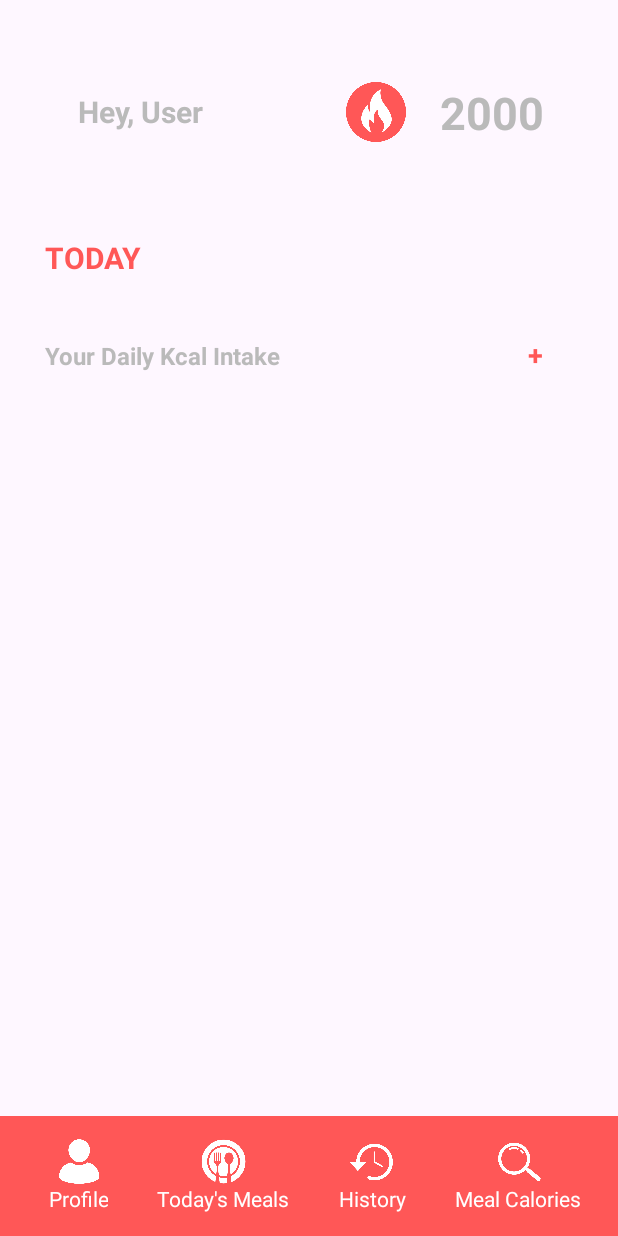
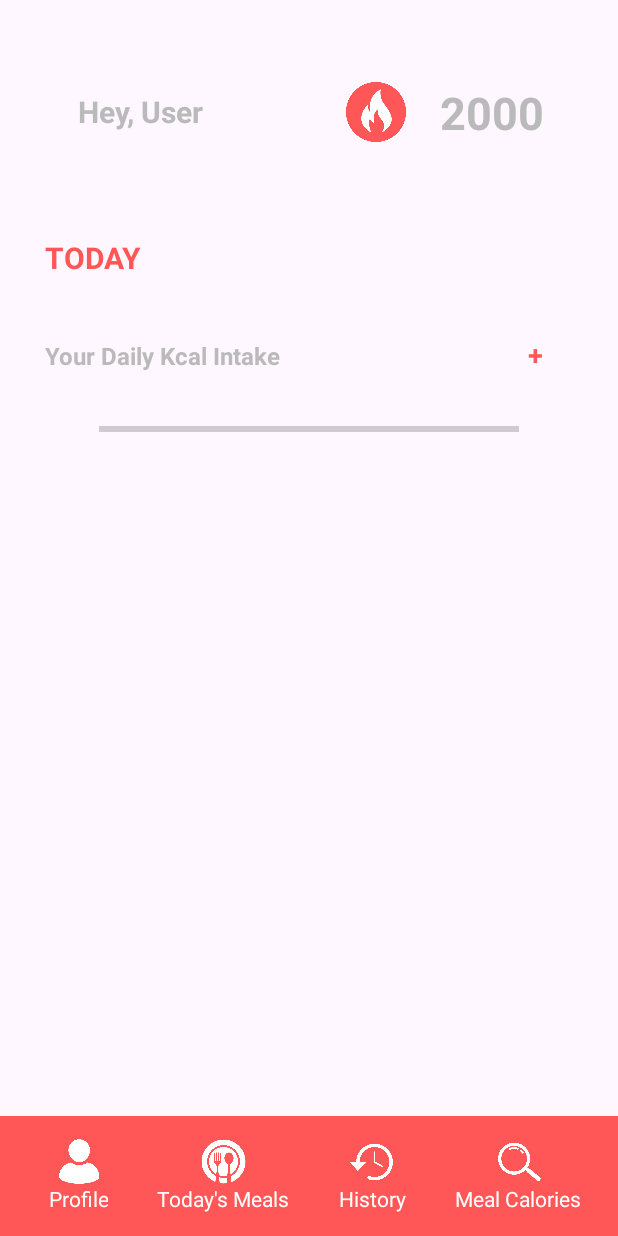
Before and after one commit to Fadrickmmb/GetFit_Android, an Android app: the MainScreen screen opened directly, with no data from a screen before it, on a phone screen of 412 x 824 dp. Run offline under Robolectric (Android 15) with nearby library versions, the phone set to English and light mode, and no system bars.

Commit message:
Working on Progress Bar for activity_main_screen.xml

```diff
--- a/app/src/main/res/layout/activity_main_screen.xml
+++ b/app/src/main/res/layout/activity_main_screen.xml
@@ -73,6 +73,7 @@
     </LinearLayout>
 
     <LinearLayout
+        android:id="@+id/linearLayout2"
         android:layout_width="match_parent"
         android:layout_height="wrap_content"
         android:orientation="horizontal"
@@ -104,54 +105,76 @@
 
     </LinearLayout>
 
-    <com.google.android.material.bottomappbar.BottomAppBar
+    <LinearLayout
+        android:id="@+id/linearLayout3"
         android:layout_width="match_parent"
         android:layout_height="wrap_content"
+        android:gravity="center"
+        android:orientation="horizontal"
+        app:layout_constraintBottom_toBottomOf="@+id/bottomAppBar2"
+        app:layout_constraintTop_toTopOf="parent"
+        app:layout_constraintVertical_bias="0.344"
+        tools:layout_editor_absoluteX="16dp">
+
+        <ProgressBar
+            android:id="@+id/calorieBar"
+            style="@style/Widget.AppCompat.ProgressBar.Horizontal"
+            android:layout_width="280dp"
+            android:layout_height="wrap_content" />
+
+    </LinearLayout>
+
+
+
+
+    <com.google.android.material.bottomappbar.BottomAppBar
+        android:id="@+id/bottomAppBar2"
+        android:layout_width="match_parent"
+        android:layout_height="wrap_content"
+        android:backgroundTint="@color/getFitRed"
+        android:orientation="horizontal"
         app:layout_constraintBottom_toBottomOf="parent"
         app:layout_constraintEnd_toEndOf="parent"
         app:layout_constraintStart_toStartOf="parent"
-        tools:ignore="BottomAppBar"
-        android:orientation="horizontal"
-        android:backgroundTint="@color/getFitRed">
+        tools:ignore="BottomAppBar">
 
         <LinearLayout
             android:layout_width="match_parent"
             android:layout_height="wrap_content"
-            android:orientation="horizontal"
-            >
+            android:orientation="horizontal">
 
             <LinearLayout
+                android:id="@+id/profileNavButton"
                 android:layout_width="wrap_content"
                 android:layout_height="match_parent"
-                android:id="@+id/profileNavButton"
+                android:layout_weight="1"
                 android:backgroundTint="@color/getFitRed"
-                android:orientation="vertical"
-                android:layout_weight="1">
+                android:orientation="vertical">
 
                 <ImageView
                     android:layout_width="30dp"
                     android:layout_height="30dp"
-                    android:src="@drawable/profile_pic"
-                    android:layout_gravity="center"/>
+                    android:layout_gravity="center"
+                    android:src="@drawable/profile_pic" />
 
                 <TextView
                     android:layout_width="wrap_content"
                     android:layout_height="wrap_content"
+                    android:layout_gravity="center"
+                    android:gravity="center"
                     android:text="Profile"
-                    android:textColor="@color/white"
-                    android:gravity="center"
-                    android:layout_gravity="center"/>
+                    android:textColor="@color/white" />
 
 
             </LinearLayout>
 
             <LinearLayout
+                android:id="@+id/todayNavButton"
                 android:layout_width="wrap_content"
                 android:layout_height="match_parent"
-                android:id="@+id/todayNavButton"
+                android:layout_weight="1"
                 android:backgroundTint="@color/getFitRed"
-                android:orientation="vertical"
-                android:layout_weight="1">
+                android:orientation="vertical">
 
                 <ImageView
                     android:layout_width="30dp"
@@ -162,21 +185,21 @@
                 <TextView
                     android:layout_width="wrap_content"
                     android:layout_height="wrap_content"
+                    android:layout_gravity="center"
+                    android:gravity="center"
                     android:text="Today's Meals"
-                    android:textColor="@color/white"
-                    android:gravity="center"
-                    android:layout_gravity="center"/>
+                    android:textColor="@color/white" />
 
 
             </LinearLayout>
 
             <LinearLayout
+                android:id="@+id/historyNavButton"
                 android:layout_width="wrap_content"
                 android:layout_height="match_parent"
-                android:id="@+id/historyNavButton"
+                android:layout_weight="1"
                 android:backgroundTint="@color/getFitRed"
-                android:orientation="vertical"
-                android:layout_weight="1">
+                android:orientation="vertical">
 
                 <ImageView
                     android:layout_width="30dp"
@@ -187,21 +210,21 @@
                 <TextView
                     android:layout_width="wrap_content"
                     android:layout_height="wrap_content"
+                    android:layout_gravity="center"
+                    android:gravity="center"
                     android:text="History"
-                    android:gravity="center"
-                    android:layout_gravity="center"
-                    android:textColor="@color/white"/>
+                    android:textColor="@color/white" />
 
 
             </LinearLayout>
 
             <LinearLayout
+                android:id="@+id/mealNavButton"
                 android:layout_width="wrap_content"
                 android:layout_height="match_parent"
-                android:id="@+id/mealNavButton"
+                android:layout_weight="1"
                 android:backgroundTint="@color/getFitRed"
-                android:orientation="vertical"
-                android:layout_weight="1">
+                android:orientation="vertical">
 
                 <ImageView
                     android:layout_width="30dp"
@@ -212,11 +235,10 @@
                 <TextView
                     android:layout_width="wrap_content"
                     android:layout_height="wrap_content"
+                    android:layout_gravity="center"
+                    android:gravity="center"
                     android:text="Meal Calories"
-                    android:gravity="center"
-                    android:layout_gravity="center"
-                    android:textColor="@color/white"
-                    />
+                    android:textColor="@color/white" />
 
 
             </LinearLayout>
```
